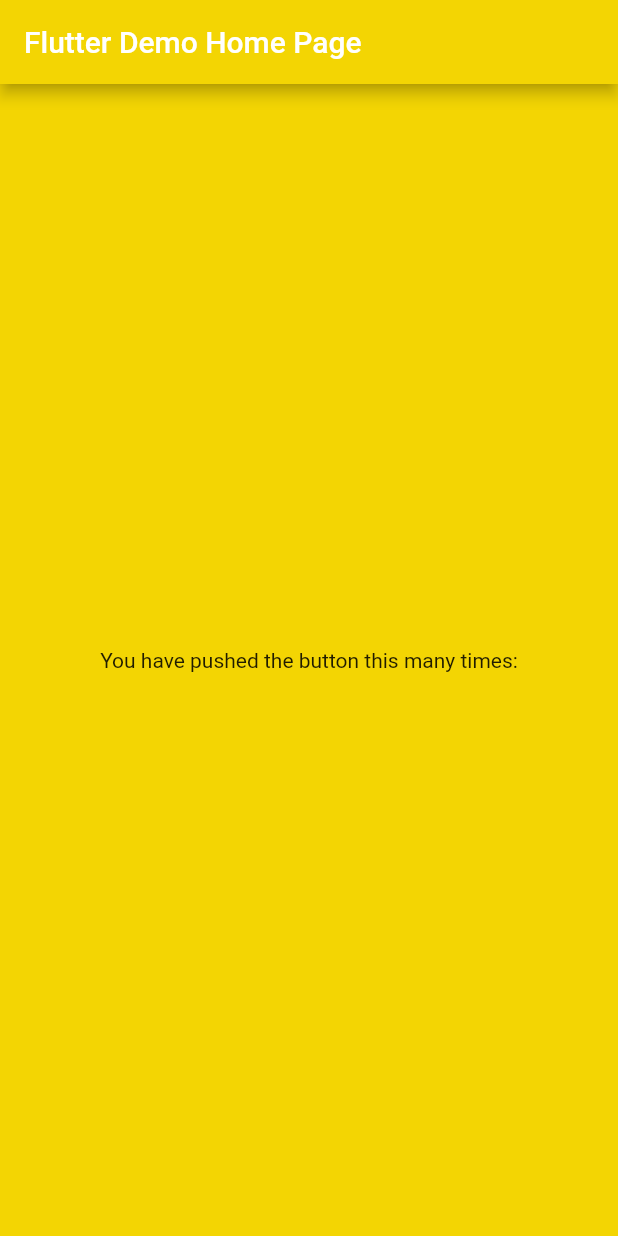
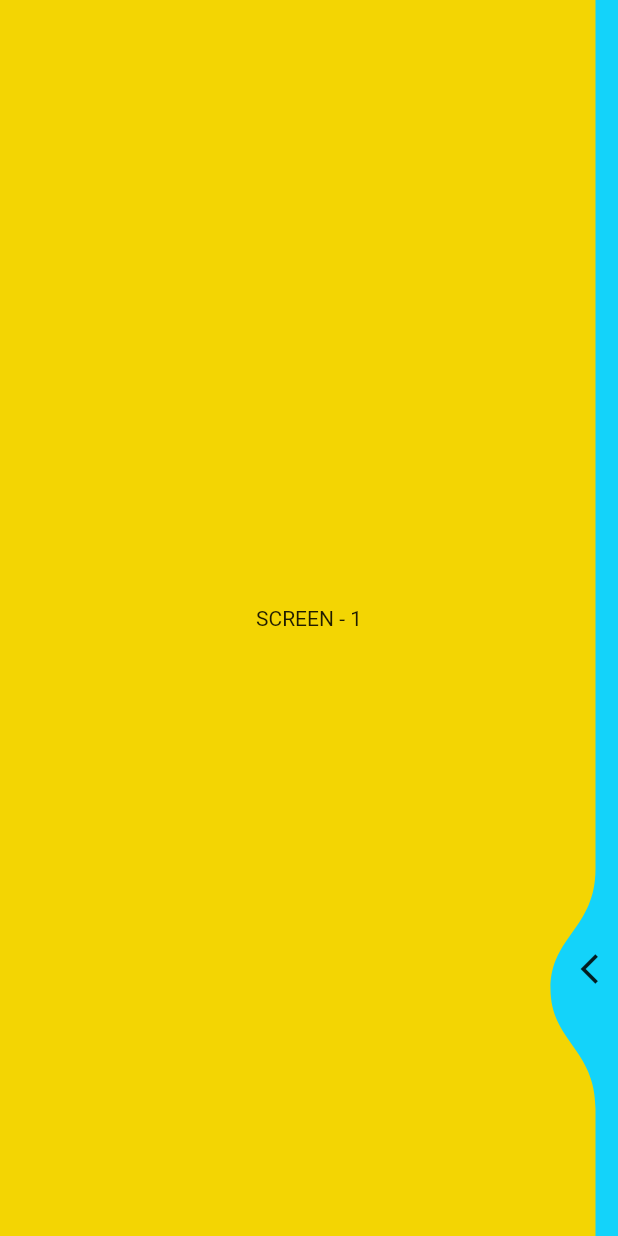
Before and after one commit to Shreyans13/Github-Profile-Finder, a Flutter app: the screen it shows after launch, on a phone screen of 412 x 824 dp. Run offline on Flutter 3.47's test engine with Material 2 defaults, Android fonts, the phone set to English and light mode, and no system bars; drawn by our look-alikes of liquid_swipe.

Commit message:
init introduction screens

```diff
--- /dev/null
+++ b/lib/introScreens/screen1.dart
@@ -0,0 +1,15 @@
+import 'package:flutter/material.dart';
+import 'package:github_profile_finder/util/customColors.dart';
+
+class Screen1 extends StatelessWidget {
+  const Screen1({Key? key}) : super(key: key);
+
+  @override
+  Widget build(BuildContext context) {
+    return Container(
+      alignment: Alignment.center,
+      color: KDarkYellowColor,
+      child: Text('SCREEN - 1'),
+    );
+  }
+}
--- /dev/null
+++ b/lib/introScreens/screen2.dart
@@ -0,0 +1,31 @@
+import 'package:flutter/cupertino.dart';
+import 'package:flutter/material.dart';
+import 'package:github_profile_finder/pages/home.dart';
+import 'package:github_profile_finder/util/customColors.dart';
+
+class Screen2 extends StatelessWidget {
+  const Screen2({Key? key}) : super(key: key);
+
+  @override
+  Widget build(BuildContext context) {
+    return Container(
+      alignment: Alignment.center,
+      color: KDarkBlueColor,
+      child: Column(
+        mainAxisAlignment: MainAxisAlignment.spaceEvenly,
+        children: [
+          Text("Shreyans"),
+          GestureDetector(
+            onTap: () => {
+              Navigator.of(context)
+                  .push(MaterialPageRoute(builder: (context) => Home()))
+            },
+            child: Container(
+              child: Text("weqqwdq"),
+            ),
+          )
+        ],
+      ),
+    );
+  }
+}
--- a/lib/main.dart
+++ b/lib/main.dart
@@ -1,4 +1,9 @@
 import 'package:flutter/material.dart';
+import 'package:github_profile_finder/introScreens/screen1.dart';
+import 'package:github_profile_finder/introScreens/screen2.dart';
+import 'package:github_profile_finder/pages/home.dart';
+import 'package:github_profile_finder/util/util.dart';
+import 'package:liquid_swipe/liquid_swipe.dart';
 
 void main() {
   runApp(MyApp());
@@ -12,15 +17,12 @@ class MyApp extends StatelessWidget {
       theme: ThemeData().copyWith(
         primaryColor: Color(0xfff3d503),
       ),
-      home: MyHomePage(title: 'Flutter Demo Home Page'),
+      home: MyHomePage(),
     );
   }
 }
 
 class MyHomePage extends StatefulWidget {
-  MyHomePage({Key? key, required this.title}) : super(key: key);
-  final String title;
-
   @override
   _MyHomePageState createState() => _MyHomePageState();
 }
@@ -28,21 +30,15 @@ class MyHomePage extends StatefulWidget {
 class _MyHomePageState extends State<MyHomePage> {
   @override
   Widget build(BuildContext context) {
-    return Scaffold(
-      appBar: AppBar(
-        title: Text(widget.title),
-      ),
-      backgroundColor: Color(0xfff3d503),
-      body: Center(
-        child: Column(
-          mainAxisAlignment: MainAxisAlignment.center,
-          children: <Widget>[
-            Text(
-              'You have pushed the button this many times:',
-            ),
-          ],
-        ),
-      ),
-    );
+    return getValue()
+        ? Scaffold(
+            body: LiquidSwipe(
+            pages: [Screen1(), Screen2()],
+            slideIconWidget: Icon(Icons.arrow_back_ios),
+            positionSlideIcon: 0.8,
+            enableLoop: false,
+            enableSideReveal: true,
+          ))
+        : Home();
   }
 }
--- /dev/null
+++ b/lib/pages/home.dart
@@ -0,0 +1,14 @@
+import 'package:flutter/material.dart';
+
+class Home extends StatelessWidget {
+  @override
+  Widget build(BuildContext context) {
+    return Scaffold(
+      body: Container(
+        alignment: Alignment.center,
+        color: Color(0xfff3d503),
+        child: Text('Home Page'),
+      ),
+    );
+  }
+}
--- /dev/null
+++ b/lib/util/customColors.dart
@@ -0,0 +1,11 @@
+import 'dart:ui';
+
+const KDarkYellowColor = Color(0xfff3d503);
+const KDarkBlueColor = Color(0xff13d3fa);
+const KDarkGreenColor = Color(0xff10d59e);
+const darkOrange = Color(0xfff67f52);
+
+const KLightYellowColor = Color(0xfff9e891);
+const KLightBlueColor = Color(0xff6fd7fa);
+const KLightGreenColor = Color(0xff50e0ba);
+const KLightOrangeColor = Color(0xfff9c475);
--- /dev/null
+++ b/lib/util/util.dart
@@ -0,0 +1,4 @@
+// ignore: non_constant_identifier_names
+bool shared_pref = true;
+getValue() => shared_pref;
+changeValue() => shared_pref = true;
--- a/pubspec.yaml
+++ b/pubspec.yaml
@@ -13,6 +13,8 @@ dependencies:
     sdk: flutter
   cupertino_icons: ^1.0.2
   flutter_native_splash: ^1.2.0
+  liquid_swipe: ^2.1.0
+  google_fonts: ^2.1.0
 
 
 dev_dependencies:
```
Also changed, not shown: pubspec.lock.
